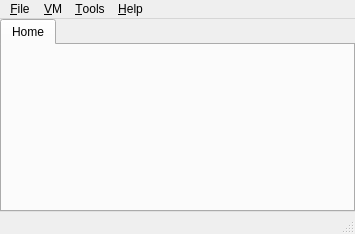
This is Src.QT/emuone/MainFrame.ui in akapustiatyahoocouk/EmuOne as Qt 5 draws it before an edit. The edited form follows.
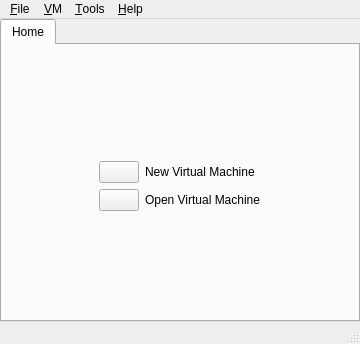
This is the edited form. Icons and pictures are not drawn.

What changed in the file:
```diff
--- a/Src.QT/emuone/MainFrame.ui
+++ b/Src.QT/emuone/MainFrame.ui
@@ -6,8 +6,8 @@
    <rect>
     <x>0</x>
     <y>0</y>
-    <width>355</width>
-    <height>234</height>
+    <width>360</width>
+    <height>344</height>
    </rect>
   </property>
   <property name="windowTitle">
@@ -43,6 +43,120 @@
        <attribute name="title">
         <string>Home</string>
        </attribute>
+       <layout class="QGridLayout" name="gridLayout_2">
+        <item row="2" column="2">
+         <widget class="QLabel" name="openLabel">
+          <property name="text">
+           <string>Open Virtual Machine</string>
+          </property>
+         </widget>
+        </item>
+        <item row="0" column="3" rowspan="4">
+         <spacer name="horizontalSpacer">
+          <property name="orientation">
+           <enum>Qt::Orientation::Horizontal</enum>
+          </property>
+          <property name="sizeHint" stdset="0">
+           <size>
+            <width>40</width>
+            <height>20</height>
+           </size>
+          </property>
+         </spacer>
+        </item>
+        <item row="0" column="1" colspan="2">
+         <spacer name="verticalSpacer_2">
+          <property name="orientation">
+           <enum>Qt::Orientation::Vertical</enum>
+          </property>
+          <property name="sizeHint" stdset="0">
+           <size>
+            <width>20</width>
+            <height>40</height>
+           </size>
+          </property>
+         </spacer>
+        </item>
+        <item row="3" column="1" colspan="2">
+         <spacer name="verticalSpacer">
+          <property name="orientation">
+           <enum>Qt::Orientation::Vertical</enum>
+          </property>
+          <property name="sizeHint" stdset="0">
+           <size>
+            <width>20</width>
+            <height>40</height>
+           </size>
+          </property>
+         </spacer>
+        </item>
+        <item row="2" column="1">
+         <widget class="QPushButton" name="openPushButton">
+          <property name="sizePolicy">
+           <sizepolicy hsizetype="Fixed" vsizetype="Fixed">
+            <horstretch>0</horstretch>
+            <verstretch>0</verstretch>
+           </sizepolicy>
+          </property>
+          <property name="text">
+           <string/>
+          </property>
+          <property name="icon">
+           <iconset resource="emuone.qrc">
+            <normaloff>:/emuone/Resources/Images/Actions/OpenHuge.png</normaloff>:/emuone/Resources/Images/Actions/OpenHuge.png</iconset>
+          </property>
+          <property name="iconSize">
+           <size>
+            <width>64</width>
+            <height>64</height>
+           </size>
+          </property>
+         </widget>
+        </item>
+        <item row="1" column="1">
+         <widget class="QPushButton" name="newPushButton">
+          <property name="sizePolicy">
+           <sizepolicy hsizetype="Fixed" vsizetype="Fixed">
+            <horstretch>0</horstretch>
+            <verstretch>0</verstretch>
+           </sizepolicy>
+          </property>
+          <property name="text">
+           <string/>
+          </property>
+          <property name="icon">
+           <iconset resource="emuone.qrc">
+            <normaloff>:/emuone/Resources/Images/Actions/NewHuge.png</normaloff>:/emuone/Resources/Images/Actions/NewHuge.png</iconset>
+          </property>
+          <property name="iconSize">
+           <size>
+            <width>64</width>
+            <height>64</height>
+           </size>
+          </property>
+         </widget>
+        </item>
+        <item row="1" column="2">
+         <widget class="QLabel" name="newLabel">
+          <property name="text">
+           <string>New Virtual Machine</string>
+          </property>
+         </widget>
+        </item>
+        <item row="0" column="0" rowspan="4">
+         <spacer name="horizontalSpacer_2">
+          <property name="orientation">
+           <enum>Qt::Orientation::Horizontal</enum>
+          </property>
+          <property name="sizeHint" stdset="0">
+           <size>
+            <width>40</width>
+            <height>20</height>
+           </size>
+          </property>
+         </spacer>
+        </item>
+       </layout>
       </widget>
      </widget>
     </item>
@@ -53,7 +167,7 @@
     <rect>
      <x>0</x>
      <y>0</y>
-     <width>355</width>
+     <width>360</width>
      <height>25</height>
     </rect>
    </property>
```
Left out of the diff: 49 changed lines with no effect on the pictures.
